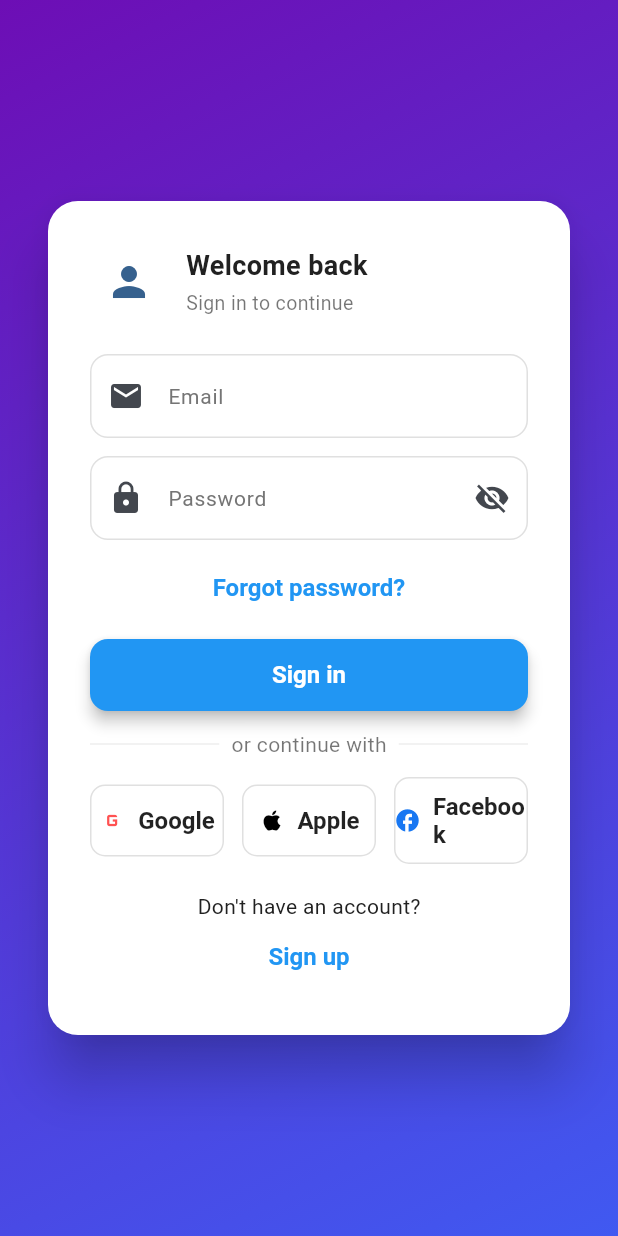
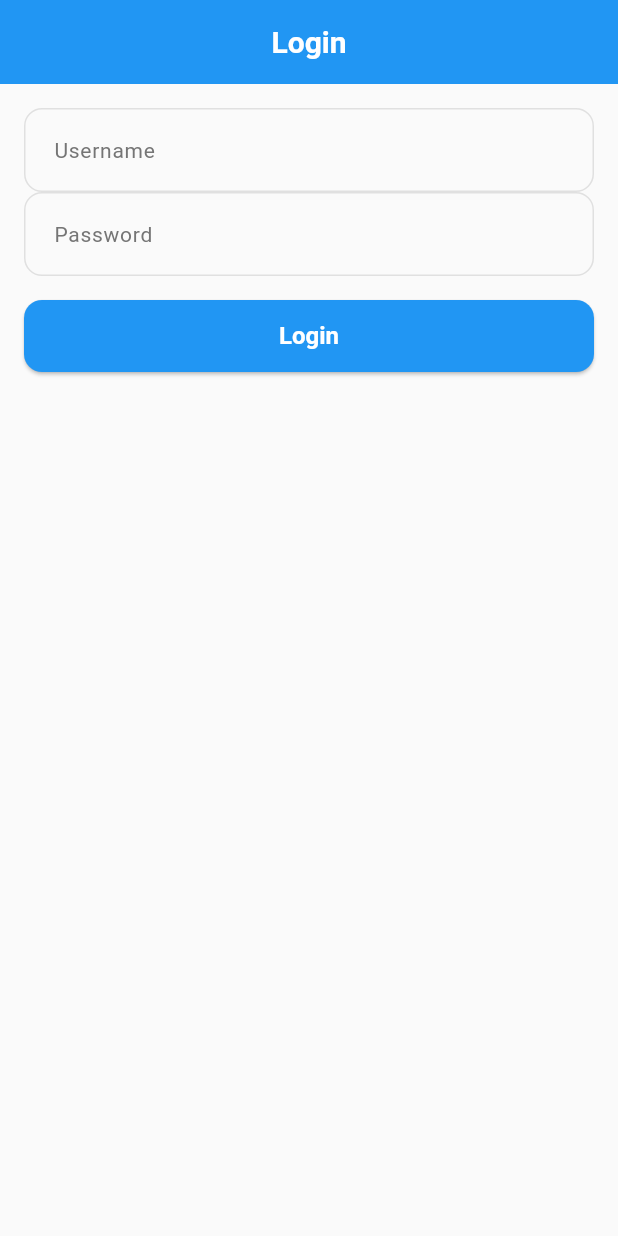
Before and after one commit to masum-excellisit/flutter_app_starter_bloc, a Flutter app: the screen it shows after launch, on a phone screen of 412 x 824 dp. Run offline on Flutter 3.47's test engine with Material 3 defaults, Android fonts, the phone set to English and light mode, and no system bars; our stand-ins replace dio, equatable, flutter_bloc, flutter_secure_storage, go_router, shared_preferences.

Commit message:
feat: Implement login feature with BLoC pattern

```diff
--- /dev/null
+++ b/devtools_options.yaml
@@ -0,0 +1,3 @@
+description: This file stores settings for Dart & Flutter DevTools.
+documentation: https://docs.flutter.dev/tools/devtools/extensions#configure-extension-enablement-states
+extensions:
--- a/lib/app_router.dart
+++ b/lib/app_router.dart
@@ -1,8 +1,7 @@
 import 'package:flutter/material.dart';
 import 'package:go_router/go_router.dart';
 
-import 'features/auth/screens/login_screen.dart';
-import 'features/auth/screens/register_screen.dart';
+import 'features/login/login_module.dart';
 import 'features/splash/screens/splash_screen.dart';
 
 
@@ -18,13 +17,9 @@ class AppRouter {
       GoRoute(
         path: '/login',
         name: 'login',
-        builder: (context, state) => const LoginScreen(),
+        builder: (context, state) => LoginModule.route(),
       ),
-      GoRoute(
-        path: '/register',
-        name: 'register',
-        builder: (context, state) => const RegisterScreen(),
-      ),
+
       GoRoute(
         path: '/home',
         name: 'home',
--- a/lib/core/network/api_urls.dart
+++ b/lib/core/network/api_urls.dart
@@ -14,6 +14,6 @@ class MainUrl {
 
 class EndPoints {
   static var baseUrl = MainUrl().getUrl();
-  static const userLogin = '/users/sign-in';
+  static const userLogin = '/auth/login';
 
 }
--- /dev/null
+++ b/lib/features/login/api/login_api.dart
@@ -0,0 +1,19 @@
+
+import '../../../core/network/api_client.dart';
+import '../../../core/network/api_response.dart';
+import '../../../core/network/api_urls.dart';
+import '../model/login_response.dart';
+
+class LoginApi {
+  final ApiClient _client;
+  LoginApi(this._client);
+
+  Future<ApiResponse<LoginResponse>> login(
+      String username, String password) async {
+    return _client.postRequest<LoginResponse>(
+      endPoint: EndPoints.userLogin,
+      reqModel: {"username": username, "password": password},
+      fromJson: (json) => LoginResponse.fromJson(json),
+    );
+  }
+}
--- /dev/null
+++ b/lib/features/login/bloc/login_bloc.dart
@@ -0,0 +1,20 @@
+import 'package:flutter_bloc/flutter_bloc.dart';
+import 'login_event.dart';
+import 'login_state.dart';
+import '../data/login_repository.dart';
+
+class LoginBloc extends Bloc<LoginEvent, LoginState> {
+  final LoginRepository repo;
+
+  LoginBloc(this.repo) : super(LoginInitial()) {
+    on<LoginSubmitted>((event, emit) async {
+      emit(LoginLoading());
+      final res = await repo.login(event.username, event.password);
+      if (res.data != null) {
+        emit(LoginSuccess(res.data!));
+      } else {
+        emit(LoginFailure(res.errorMessage ?? "Something went wrong"));
+      }
+    });
+  }
+}
--- /dev/null
+++ b/lib/features/login/bloc/login_event.dart
@@ -0,0 +1,7 @@
+abstract class LoginEvent {}
+
+class LoginSubmitted extends LoginEvent {
+  final String username;
+  final String password;
+  LoginSubmitted(this.username, this.password);
+}
--- /dev/null
+++ b/lib/features/login/bloc/login_state.dart
@@ -0,0 +1,17 @@
+import '../model/login_response.dart';
+
+abstract class LoginState {}
+
+class LoginInitial extends LoginState {}
+
+class LoginLoading extends LoginState {}
+
+class LoginSuccess extends LoginState {
+  final LoginResponse user;
+  LoginSuccess(this.user);
+}
+
+class LoginFailure extends LoginState {
+  final String message;
+  LoginFailure(this.message);
+}
--- /dev/null
+++ b/lib/features/login/data/login_repository.dart
@@ -0,0 +1,13 @@
+import '../../../core/network/api_response.dart';
+import '../api/login_api.dart';
+import '../model/login_response.dart';
+
+class LoginRepository {
+  final LoginApi api;
+  LoginRepository(this.api);
+
+  Future<ApiResponse<LoginResponse>> login(
+      String username, String password) {
+    return api.login(username, password);
+  }
+}
--- a/lib/features/login/login_module.dart
+++ b/lib/features/login/login_module.dart
@@ -0,0 +1,20 @@
+import 'package:flutter/material.dart';
+import 'package:flutter_bloc/flutter_bloc.dart';
+import '../../core/network/api_client.dart';
+import 'api/login_api.dart';
+import 'data/login_repository.dart';
+import 'bloc/login_bloc.dart';
+import 'screens/login_screen.dart';
+
+class LoginModule {
+  static Widget route() {
+    final apiClient = ApiClient();
+    final api = LoginApi(apiClient);
+    final repo = LoginRepository(api);
+
+    return BlocProvider(
+      create: (_) => LoginBloc(repo),
+      child: const LoginScreen(),
+    );
+  }
+}
--- /dev/null
+++ b/lib/features/login/model/login_response.dart
@@ -0,0 +1,54 @@
+// class LoginResponse {
+//   final String token;
+//   final int id;
+//   final String username;
+
+//   LoginResponse({
+//     required this.token,
+//     required this.id,
+//     required this.username,
+//   });
+
+//   factory LoginResponse.fromJson(Map<String, dynamic> json) {
+//     return LoginResponse(
+//       token: json['token'] ?? '',
+//       id: json['id'] ?? 0,
+//       username: json['username'] ?? '',
+//     );
+//   }
+// }
+
+class LoginResponse {
+  int? id;
+  String? username;
+  String? email;
+  String? firstName;
+  String? lastName;
+  String? gender;
+  String? image;
+  String? accessToken;
+  String? refreshToken;
+
+  LoginResponse(
+      {this.id,
+      this.username,
+      this.email,
+      this.firstName,
+      this.lastName,
+      this.gender,
+      this.image,
+      this.accessToken,
+      this.refreshToken});
+
+  LoginResponse.fromJson(Map<String, dynamic> json) {
+    id = json['id'];
+    username = json['username'];
+    email = json['email'];
+    firstName = json['firstName'];
+    lastName = json['lastName'];
+    gender = json['gender'];
+    image = json['image'];
+    accessToken = json['accessToken'];
+    refreshToken = json['refreshToken'];
+  }
+}
--- /dev/null
+++ b/lib/features/login/screens/login_screen.dart
@@ -0,0 +1,38 @@
+import 'package:flutter/material.dart';
+import 'package:flutter_bloc/flutter_bloc.dart';
+import '../bloc/login_bloc.dart';
+import '../bloc/login_state.dart';
+import '../widgets/login_form.dart';
+
+class LoginScreen extends StatelessWidget {
+  const LoginScreen({super.key});
+
+  @override
+  Widget build(BuildContext context) {
+    return Scaffold(
+      appBar: AppBar(title: const Text("Login")),
+      body: Padding(
+        padding: const EdgeInsets.all(16),
+        child: BlocConsumer<LoginBloc, LoginState>(
+          listener: (context, state) {
+            if (state is LoginSuccess) {
+              ScaffoldMessenger.of(context).showSnackBar(
+                SnackBar(content: Text("Welcome ${state.user.username}")),
+              );
+            } else if (state is LoginFailure) {
+              ScaffoldMessenger.of(context).showSnackBar(
+                SnackBar(content: Text(state.message)),
+              );
+            }
+          },
+          builder: (context, state) {
+            if (state is LoginLoading) {
+              return const Center(child: CircularProgressIndicator());
+            }
+            return const LoginForm();
+          },
+        ),
+      ),
+    );
+  }
+}
--- /dev/null
+++ b/lib/features/login/widgets/login_form.dart
@@ -0,0 +1,36 @@
+import 'package:flutter/material.dart';
+import 'package:flutter_bloc/flutter_bloc.dart';
+import '../bloc/login_bloc.dart';
+import '../bloc/login_event.dart';
+
+class LoginForm extends StatefulWidget {
+  const LoginForm({super.key});
+
+  @override
+  State<LoginForm> createState() => _LoginFormState();
+}
+
+class _LoginFormState extends State<LoginForm> {
+  final _userCtrl = TextEditingController();
+  final _passCtrl = TextEditingController();
+
+  @override
+  Widget build(BuildContext context) {
+    return Column(
+      children: [
+        TextField(controller: _userCtrl, decoration: const InputDecoration(labelText: 'Username')),
+        TextField(controller: _passCtrl, decoration: const InputDecoration(labelText: 'Password'), obscureText: true),
+        const SizedBox(height: 16),
+        ElevatedButton(
+          onPressed: () {
+            context.read<LoginBloc>().add(LoginSubmitted(
+              _userCtrl.text.trim(),
+              _passCtrl.text.trim(),
+            ));
+          },
+          child: const Text('Login'),
+        ),
+      ],
+    );
+  }
+}
```
Also changed, not shown: lib/core/network/api_client.dart (+4 -4 lines).
